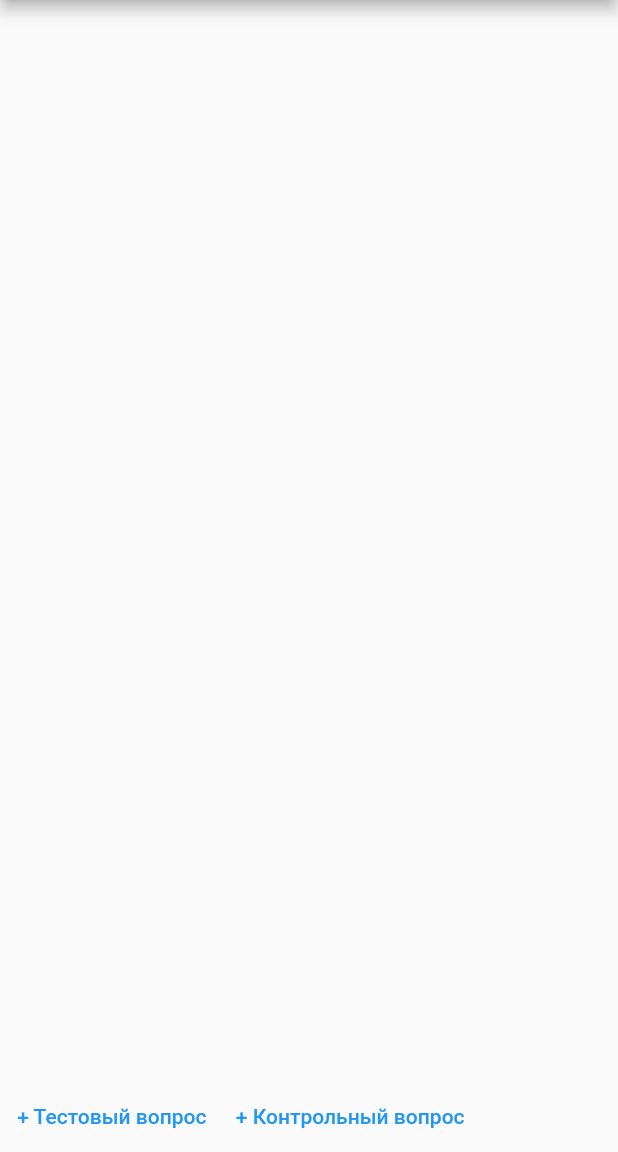
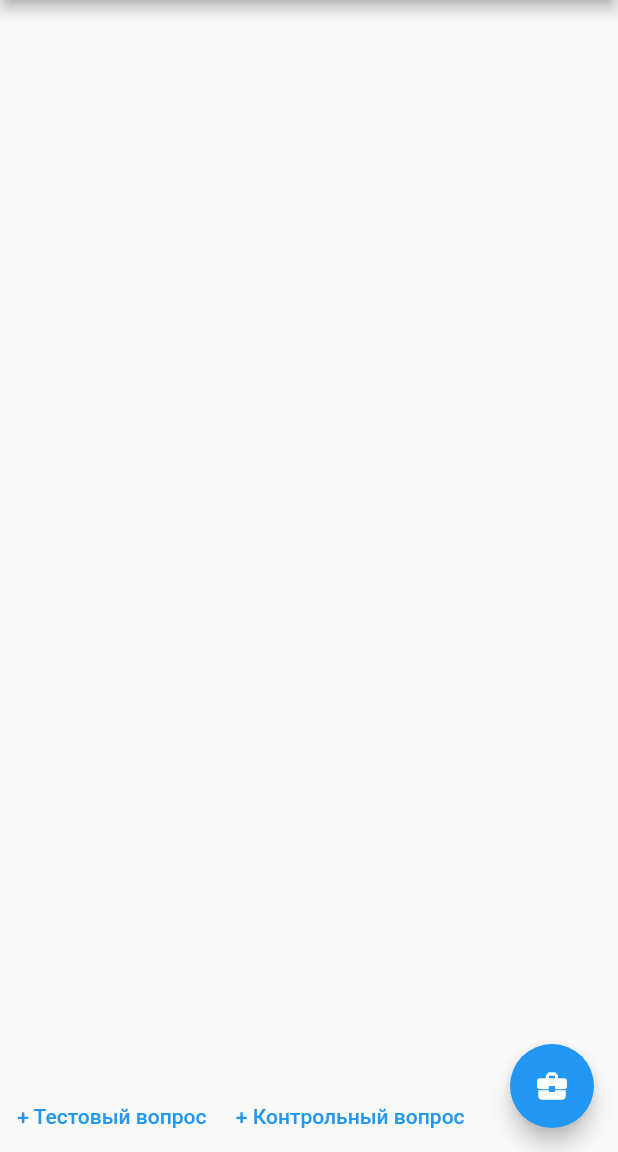
Before and after one commit to AndrewBalin/SchoolApp, a Flutter app: the genBill screen opened directly, on a phone screen of 412 x 824 dp, the part 84-1236 px from its top. Run offline on Flutter 3.47's test engine with Material 2 defaults, Android fonts, the phone set to English and light mode, and no system bars; our stand-ins replace fluttertoast.

Commit message:
Исправлены баги и ошибки

```diff
--- a/Application/lib/Screens/Students/registration_screen.dart
+++ b/Application/lib/Screens/Students/registration_screen.dart
@@ -42,7 +42,6 @@ class _LogInState extends State<LogIn> {
       appBar: AppBar(
         title: Text("Вход в приложение"),
       ),
-      drawer: DrawerStudent(title: 'App',),
       body: ListView(
         children: <Widget>[
           Form(
--- a/Application/lib/Screens/Teachers/test.dart
+++ b/Application/lib/Screens/Teachers/test.dart
@@ -40,8 +40,12 @@ class _genBillState extends State<genBill> {
               ],)
           ],
         ),
+
       ),
-
+      floatingActionButton: FloatingActionButton(
+        onPressed: () {},
+        child: Icon(Icons.business_center),
+      ),
     );
   }
 }
```
